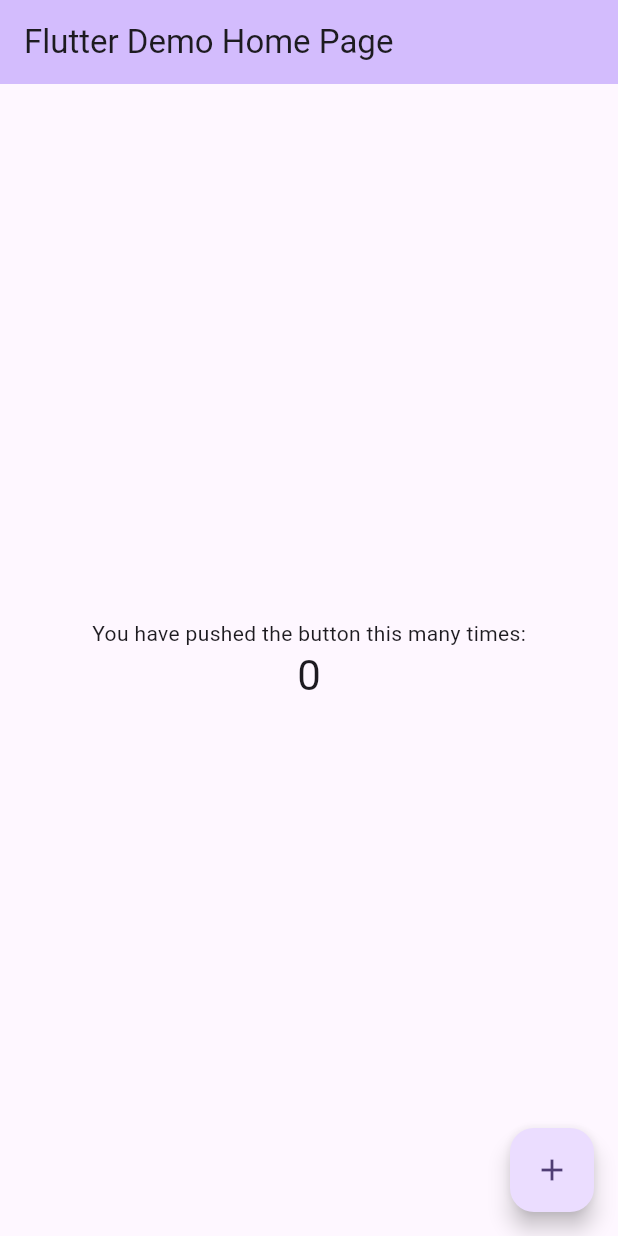
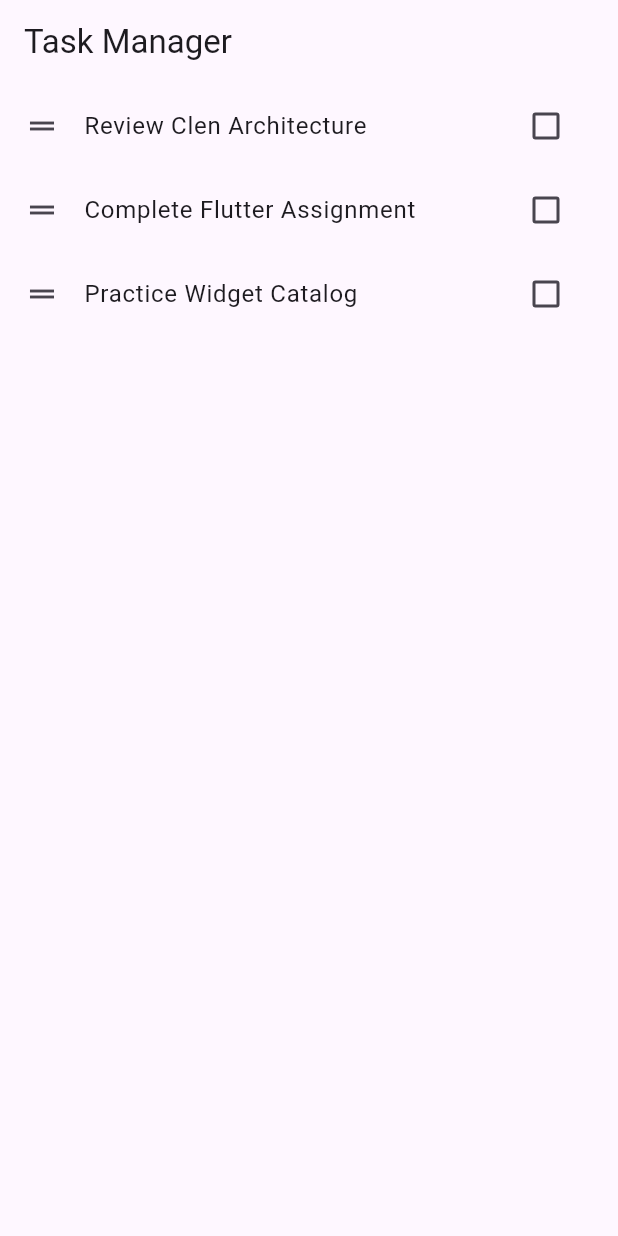
Before and after one commit to Elgammal1299/Flutter-Widget-Exploration, a Flutter app: the screen it shows after launch, on a phone screen of 412 x 824 dp. Run offline on Flutter 3.47's test engine with Material 3 defaults, Android fonts, the phone set to English and light mode, and no system bars.

Commit message:
feat: Implement task manager with reorderable and dismissible list functionality

```diff
--- /dev/null
+++ b/lib/iInteractive_dismissible_lists/task_manager.dart
@@ -0,0 +1,127 @@
+import 'package:flutter/material.dart';
+
+class TaskManagerPage extends StatefulWidget {
+  const TaskManagerPage({super.key});
+
+  @override
+  State<TaskManagerPage> createState() => _TaskManagerPageState();
+}
+
+class _TaskManagerPageState extends State<TaskManagerPage> {
+  List<String> tasks = [
+    'Review Clen Architecture',
+    'Complete Flutter Assignment',
+    'Practice Widget Catalog',
+  ];
+
+  Map<String, bool> checkedTasks = {};
+
+  String? _recentlyDeletedTask;
+  int? _recentlyDeletedTaskIndex;
+
+  @override
+  void initState() {
+    super.initState();
+    for (var task in tasks) {
+      checkedTasks[task] = false;
+    }
+  }
+
+  @override
+  Widget build(BuildContext context) {
+    return Scaffold(
+      appBar: AppBar(title: const Text('Task Manager')),
+      body: ReorderableListView.builder(
+        itemCount: tasks.length,
+        onReorder: (oldIndex, newIndex) {
+          setState(() {
+            if (newIndex > oldIndex) newIndex -= 1;
+            final task = tasks.removeAt(oldIndex);
+            tasks.insert(newIndex, task);
+          });
+        },
+        itemBuilder: (context, index) {
+          final task = tasks[index];
+          return Dismissible(
+            key: ValueKey(task),
+            direction: DismissDirection.endToStart,
+            background: Container(
+              color: Colors.red,
+              alignment: Alignment.centerRight,
+              padding: const EdgeInsets.symmetric(horizontal: 20),
+              child: const Icon(Icons.delete, color: Colors.white),
+            ),
+            confirmDismiss: (direction) async {
+              return await showDialog<bool>(
+                context: context,
+                builder: (context) => AlertDialog(
+                  title: const Text('Confirm Delete'),
+                  content: Text('Delete "$task"?'),
+                  actions: [
+                    TextButton(
+                      onPressed: () => Navigator.of(context).pop(false),
+                      child: const Text('Cancel'),
+                    ),
+                    TextButton(
+                      onPressed: () => Navigator.of(context).pop(true),
+                      child: const Text('Delete'),
+                    ),
+                  ],
+                ),
+              );
+            },
+            onDismissed: (direction) {
+              setState(() {
+                _recentlyDeletedTask = task;
+                _recentlyDeletedTaskIndex = index;
+                tasks.removeAt(index);
+                checkedTasks.remove(task);
+              });
+              ScaffoldMessenger.of(context).showSnackBar(
+                SnackBar(
+                  content: Text('Deleted "$task"'),
+                  action: SnackBarAction(
+                    label: 'UNDO',
+                    onPressed: () {
+                      if (_recentlyDeletedTask != null &&
+                          _recentlyDeletedTaskIndex != null) {
+                        setState(() {
+                          tasks.insert(
+                            _recentlyDeletedTaskIndex!,
+                            _recentlyDeletedTask!,
+                          );
+                          checkedTasks[_recentlyDeletedTask!] = false;
+                        });
+                      }
+                    },
+                  ),
+                ),
+              );
+            },
+            child: ListTile(
+              key: ValueKey('list_tile_$task'),
+              trailing: Checkbox(
+                value: checkedTasks[task] ?? false,
+                onChanged: (value) {
+                  setState(() {
+                    checkedTasks[task] = value ?? false;
+                  });
+                },
+              ),
+              title: Text(
+                task,
+                style: TextStyle(
+                  decoration: checkedTasks[task]!
+                      ? TextDecoration.lineThrough
+                      : TextDecoration.none,
+
+                ),
+              ),
+              leading: const Icon(Icons.drag_handle),
+            ),
+          );
+        },
+      ),
+    );
+  }
+}
--- a/lib/main.dart
+++ b/lib/main.dart
@@ -1,4 +1,5 @@
 import 'package:flutter/material.dart';
+import 'package:flutter_widget_exploration/iInteractive_dismissible_lists/task_manager.dart';
 
 void main() {
   runApp(const MyApp());
@@ -11,112 +12,9 @@ class MyApp extends StatelessWidget {
   @override
   Widget build(BuildContext context) {
     return MaterialApp(
+      debugShowCheckedModeBanner: false,
       title: 'Flutter Demo',
-      theme: ThemeData(
-        // This is the theme of your application.
-        //
-        // TRY THIS: Try running your application with "flutter run". You'll see
-        // the application has a purple toolbar. Then, without quitting the app,
-        // try changing the seedColor in the colorScheme below to Colors.green
-        // and then invoke "hot reload" (save your changes or press the "hot
-        // reload" button in a Flutter-supported IDE, or press "r" if you used
-        // the command line to start the app).
-        //
-        // Notice that the counter didn't reset back to zero; the application
-        // state is not lost during the reload. To reset the state, use hot
-        // restart instead.
-        //
-        // This works for code too, not just values: Most code changes can be
-        // tested with just a hot reload.
-        colorScheme: ColorScheme.fromSeed(seedColor: Colors.deepPurple),
-      ),
-      home: const MyHomePage(title: 'Flutter Demo Home Page'),
+      home: const TaskManagerPage(),
     );
   }
 }
-
-class MyHomePage extends StatefulWidget {
-  const MyHomePage({super.key, required this.title});
-
-  // This widget is the home page of your application. It is stateful, meaning
-  // that it has a State object (defined below) that contains fields that affect
-  // how it looks.
-
-  // This class is the configuration for the state. It holds the values (in this
-  // case the title) provided by the parent (in this case the App widget) and
-  // used by the build method of the State. Fields in a Widget subclass are
-  // always marked "final".
-
-  final String title;
-
-  @override
-  State<MyHomePage> createState() => _MyHomePageState();
-}
-
-class _MyHomePageState extends State<MyHomePage> {
-  int _counter = 0;
-
-  void _incrementCounter() {
-    setState(() {
-      // This call to setState tells the Flutter framework that something has
-      // changed in this State, which causes it to rerun the build method below
-      // so that the display can reflect the updated values. If we changed
-      // _counter without calling setState(), then the build method would not be
-      // called again, and so nothing would appear to happen.
-      _counter++;
-    });
-  }
-
-  @override
-  Widget build(BuildContext context) {
-    // This method is rerun every time setState is called, for instance as done
-    // by the _incrementCounter method above.
-    //
-    // The Flutter framework has been optimized to make rerunning build methods
-    // fast, so that you can just rebuild anything that needs updating rather
-    // than having to individually change instances of widgets.
-    return Scaffold(
-      appBar: AppBar(
-        // TRY THIS: Try changing the color here to a specific color (to
-        // Colors.amber, perhaps?) and trigger a hot reload to see the AppBar
-        // change color while the other colors stay the same.
-        backgroundColor: Theme.of(context).colorScheme.inversePrimary,
-        // Here we take the value from the MyHomePage object that was created by
-        // the App.build method, and use it to set our appbar title.
-        title: Text(widget.title),
-      ),
-      body: Center(
-        // Center is a layout widget. It takes a single child and positions it
-        // in the middle of the parent.
-        child: Column(
-          // Column is also a layout widget. It takes a list of children and
-          // arranges them vertically. By default, it sizes itself to fit its
-          // children horizontally, and tries to be as tall as its parent.
-          //
-          // Column has various properties to control how it sizes itself and
-          // how it positions its children. Here we use mainAxisAlignment to
-          // center the children vertically; the main axis here is the vertical
-          // axis because Columns are vertical (the cross axis would be
-          // horizontal).
-          //
-          // TRY THIS: Invoke "debug painting" (choose the "Toggle Debug Paint"
-          // action in the IDE, or press "p" in the console), to see the
-          // wireframe for each widget.
-          mainAxisAlignment: MainAxisAlignment.center,
-          children: <Widget>[
-            const Text('You have pushed the button this many times:'),
-            Text(
-              '$_counter',
-              style: Theme.of(context).textTheme.headlineMedium,
-            ),
-          ],
-        ),
-      ),
-      floatingActionButton: FloatingActionButton(
-        onPressed: _incrementCounter,
-        tooltip: 'Increment',
-        child: const Icon(Icons.add),
-      ), // This trailing comma makes auto-formatting nicer for build methods.
-    );
-  }
-}
```
